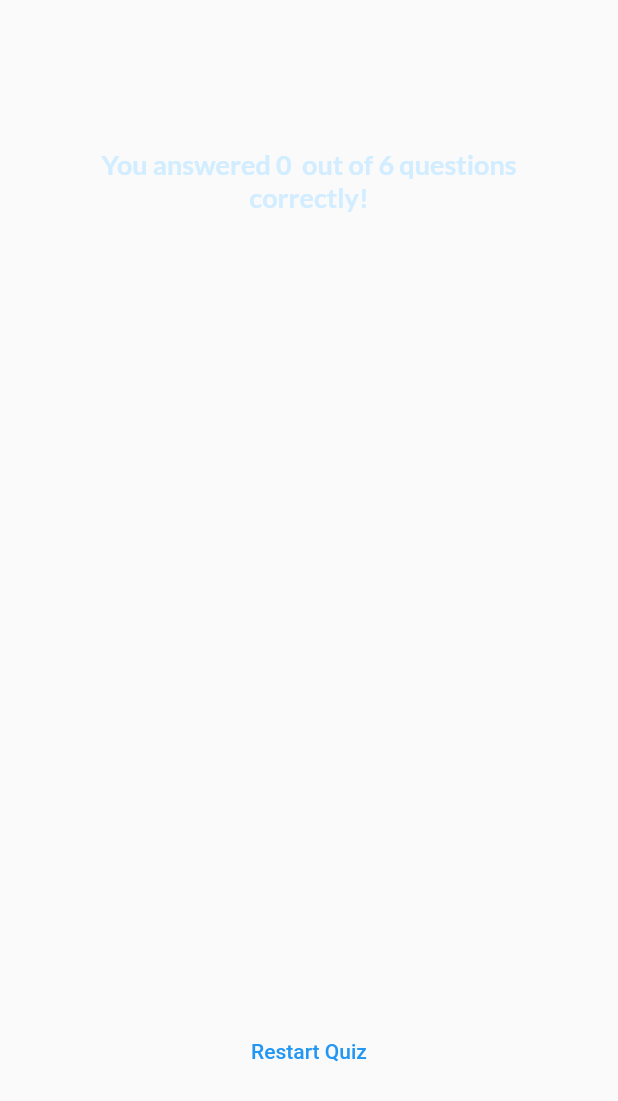
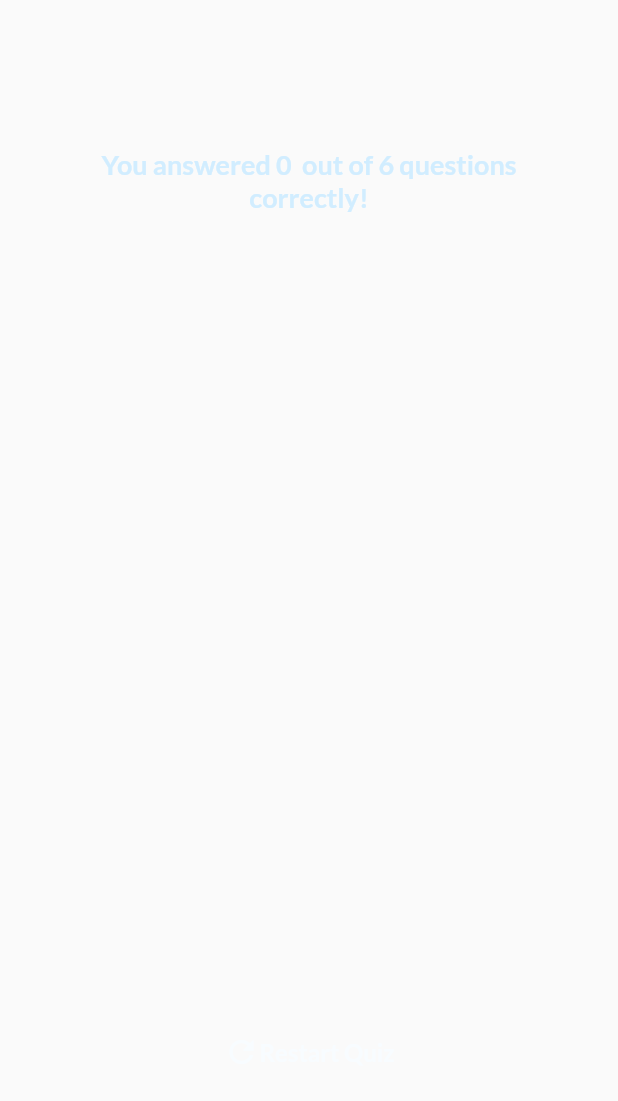
Before and after one commit to ndizihiwesimon/flutter_quiz, a Flutter app: the ResultScreen widget shown alone on an empty page, opened directly with empty values, on a phone screen of 412 x 824 dp. Shown: the top 1101 px of the screen. Run offline on Flutter 3.47's test engine with Material 2 defaults, Android fonts, the phone set to English and light mode, and no system bars; our stand-ins replace google_fonts.

Commit message:
finalizing quiz app

```diff
--- a/lib/questions_summary.dart
+++ b/lib/questions_summary.dart
@@ -23,7 +23,7 @@ class QuestionsSummary extends StatelessWidget {
                     shape: BoxShape.circle,
                     color: data['correct_answer'] == data['user_answer']
                         ? const Color.fromARGB(255, 93, 182, 250)
-                        : Colors.amberAccent,
+                        : const Color.fromARGB(255, 245, 141, 141),
                   ),
                   child: Text(
                     ((data['question_id'] as int) + 1).toString(),
@@ -47,7 +47,7 @@ class QuestionsSummary extends StatelessWidget {
                       Text(
                         data['correct_answer'] as String,
                         style: GoogleFonts.lato(
-                          color: const Color.fromARGB(255, 245, 141, 141),
+                          color: Colors.amberAccent,
                           fontSize: 14,
                         ),
                       ),
--- a/lib/quiz.dart
+++ b/lib/quiz.dart
@@ -31,6 +31,10 @@ class _QuizState extends State<Quiz> {
     }
   }
 
+  void restartQuiz() {
+    selectedAnswers = [];
+  }
+
   @override
   Widget build(context) {
     Widget screenWidget = StartScreen(switchScreen);
@@ -42,6 +46,7 @@ class _QuizState extends State<Quiz> {
     if (activeScreen == 'result-screen') {
       screenWidget = ResultScreen(
         chosenAnswers: selectedAnswers,
+        onRestart: restartQuiz,
       );
     }
     return MaterialApp(
--- a/lib/results_screen.dart
+++ b/lib/results_screen.dart
@@ -4,8 +4,14 @@ import 'package:flutter_quiz/questions_summary.dart';
 import 'package:google_fonts/google_fonts.dart';
 
 class ResultScreen extends StatelessWidget {
-  const ResultScreen({super.key, required this.chosenAnswers});
+  const ResultScreen({
+    super.key,
+    required this.chosenAnswers,
+    required this.onRestart,
+  });
+
   final List<String> chosenAnswers;
+  final void Function() onRestart;
 
   List<Map<String, Object>> get summaryData {
     final List<Map<String, Object>> summary = [];
@@ -46,7 +52,27 @@ class ResultScreen extends StatelessWidget {
             const SizedBox(height: 30),
             QuestionsSummary(summaryData: summaryData),
             const SizedBox(height: 10),
-            TextButton(onPressed: () {}, child: const Text('Restart Quiz'))
+            TextButton(
+              onPressed: onRestart,
+              child: Row(
+                mainAxisSize: MainAxisSize.min,
+                children: [
+                  const Icon(
+                    Icons.refresh,
+                    color: Color.fromARGB(255, 248, 252, 255),
+                  ),
+                  const SizedBox(height: 10),
+                  Text(
+                    'Restart Quiz',
+                    style: GoogleFonts.lato(
+                      color: const Color.fromARGB(255, 248, 252, 255),
+                      fontWeight: FontWeight.bold,
+                      fontSize: 16,
+                    ),
+                  ),
+                ],
+              ),
+            )
           ],
         ),
       ),
```
